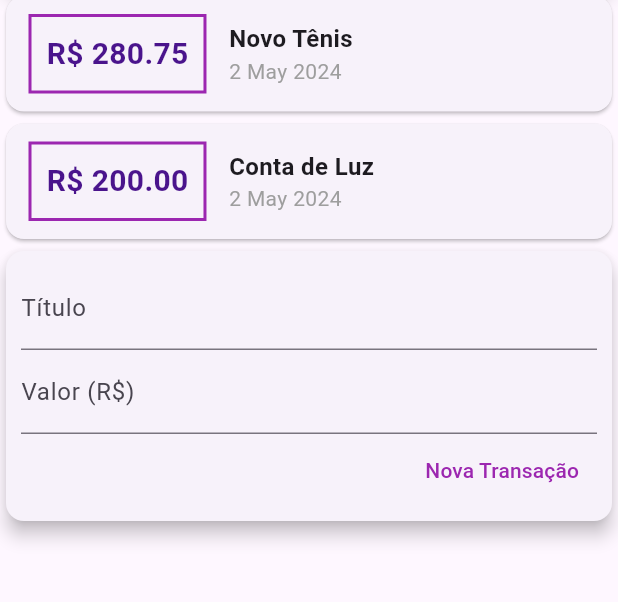
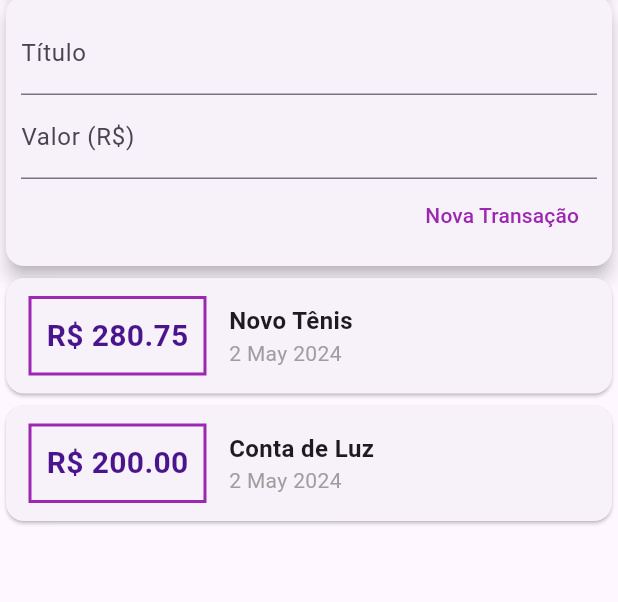
Before and after one commit to Pepwt/Despesas_Pessoais, a Flutter app: the screen it shows after launch, on a phone screen of 412 x 824 dp, the part 136-738 px from its top. Run offline on Flutter 3.47's test engine with Material 3 defaults, Android fonts, the phone set to English and light mode, and no system bars.

```diff
--- a/expenses/lib/components/transaction_list.dart
+++ b/expenses/lib/components/transaction_list.dart
@@ -2,16 +2,17 @@ import 'package:flutter/material.dart';
 import 'package:intl/intl.dart';
 import '../models/transaction.dart';
 
-
 class TransactionList extends StatelessWidget {
-
   final List<Transaction> transactions;
 
   TransactionList(this.transactions);
 
   @override
   Widget build(BuildContext context) {
-    return Column(
+    return Container(
+      height: 300,
+      child: SingleChildScrollView(
+        child: Column(
           children: transactions.map((tr) {
             return Card(
               child: Row(children: <Widget>[
@@ -26,14 +27,12 @@ class TransactionList extends StatelessWidget {
                     width: 2,
                   )),
                   padding: EdgeInsets.all(10),
-                      child: Text(
-                        'R\$ ${tr.value.toStringAsFixed(2)}',
+                  child: Text('R\$ ${tr.value.toStringAsFixed(2)}',
                       style: TextStyle(
                         fontWeight: FontWeight.bold,
                         fontSize: 20,
                         color: Colors.purple.shade900,
-                          )
-                       ),
+                      )),
                 ),
                 Column(
                   crossAxisAlignment: CrossAxisAlignment.start,
@@ -56,6 +55,8 @@ class TransactionList extends StatelessWidget {
               ]),
             );
           }).toList(),
+        ),
+      ),
     );
   }
 }
--- a/expenses/lib/components/transaction_user.dart
+++ b/expenses/lib/components/transaction_user.dart
@@ -44,8 +44,8 @@ class _TransactionUserState extends State<TransactionUser> {
   Widget build(BuildContext context) {
     return Column(
       children: <Widget>[
+        TransactionForm(_addTransaction),
         TransactionList(_transactions),
-        TransactionForm(_addTransaction),
       ],
     );
   }
--- a/expenses/lib/main.dart
+++ b/expenses/lib/main.dart
@@ -21,7 +21,8 @@ class MyHomePage extends StatelessWidget {
         appBar: AppBar(
           title: Text('Despesas Pessoais'),
         ),
-        body: Column(
+        body: SingleChildScrollView(
+          child: Column(
             crossAxisAlignment: CrossAxisAlignment.stretch,
             children: <Widget>[
               Container(
@@ -33,6 +34,7 @@ class MyHomePage extends StatelessWidget {
               ),
              TransactionUser(),
             ],
+          ),
         ));
   }
 }
```
Lines whose indentation alone changed are shown as unchanged.
